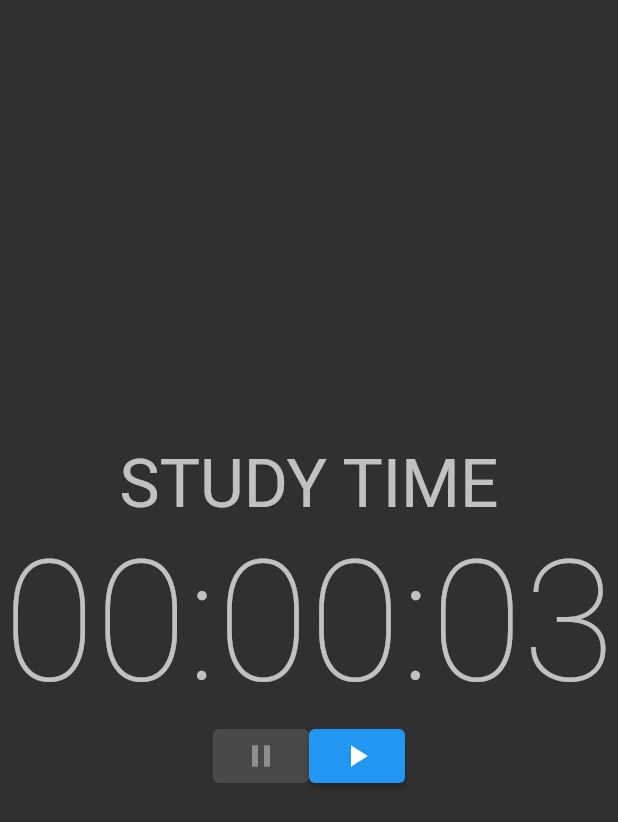
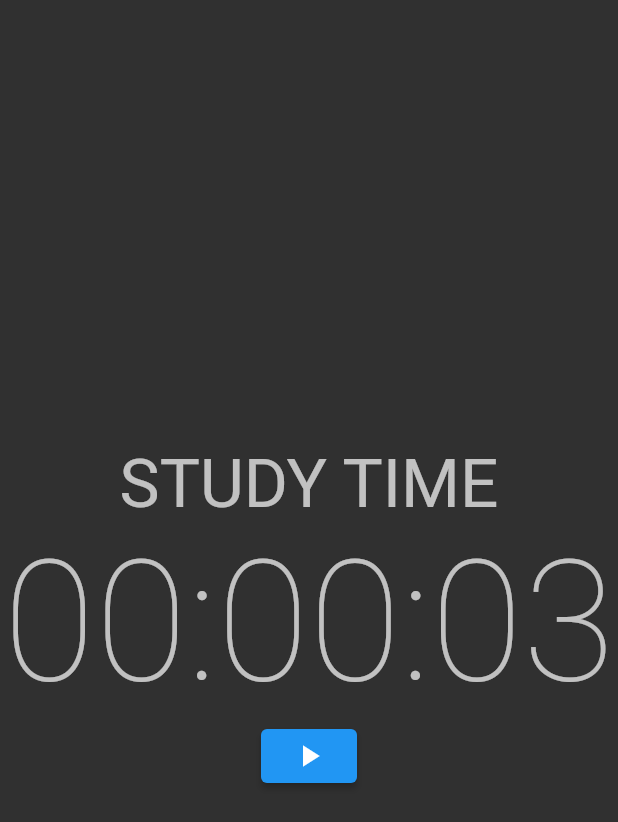
Before and after one commit to nisei1/pomorodo_project, a Flutter app: the screen it shows after launch, on a phone screen of 412 x 824 dp. Shown: the top 822 px of the screen. Run offline on Flutter 3.47's test engine with Material 2 defaults, Android fonts, the phone set to English and light mode, and no system bars.

Commit message:
add button visible

```diff
--- a/lib/countDownTimer.dart
+++ b/lib/countDownTimer.dart
@@ -137,7 +137,8 @@ class _CountDownTimerState extends State<CountDownTimer> {
       Row(
         mainAxisAlignment: MainAxisAlignment.center,
         children: [
-          ElevatedButton(
+          Visibility(
+            child: ElevatedButton(
               //ストップボタン
               child: const Icon(Icons.pause),
               style: ElevatedButton.styleFrom(),
@@ -147,7 +148,10 @@ class _CountDownTimerState extends State<CountDownTimer> {
                       _offTimer();
                     },
             ),
-          ElevatedButton(
+            visible: !_isStopButtonDisable,
+          ),
+          Visibility(
+            child: ElevatedButton(
               //スタートボタン
               child: const Icon(Icons.play_arrow),
               style: ElevatedButton.styleFrom(),
@@ -157,6 +161,8 @@ class _CountDownTimerState extends State<CountDownTimer> {
                       _onTimer(_mode);
                     },
             ),
+            visible: !_isStartButtonDisable,
+          ),
         ],
       ),
     ]);
```
Also changed, not shown: pubspec.lock. Lines whose indentation alone changed are shown as unchanged.
